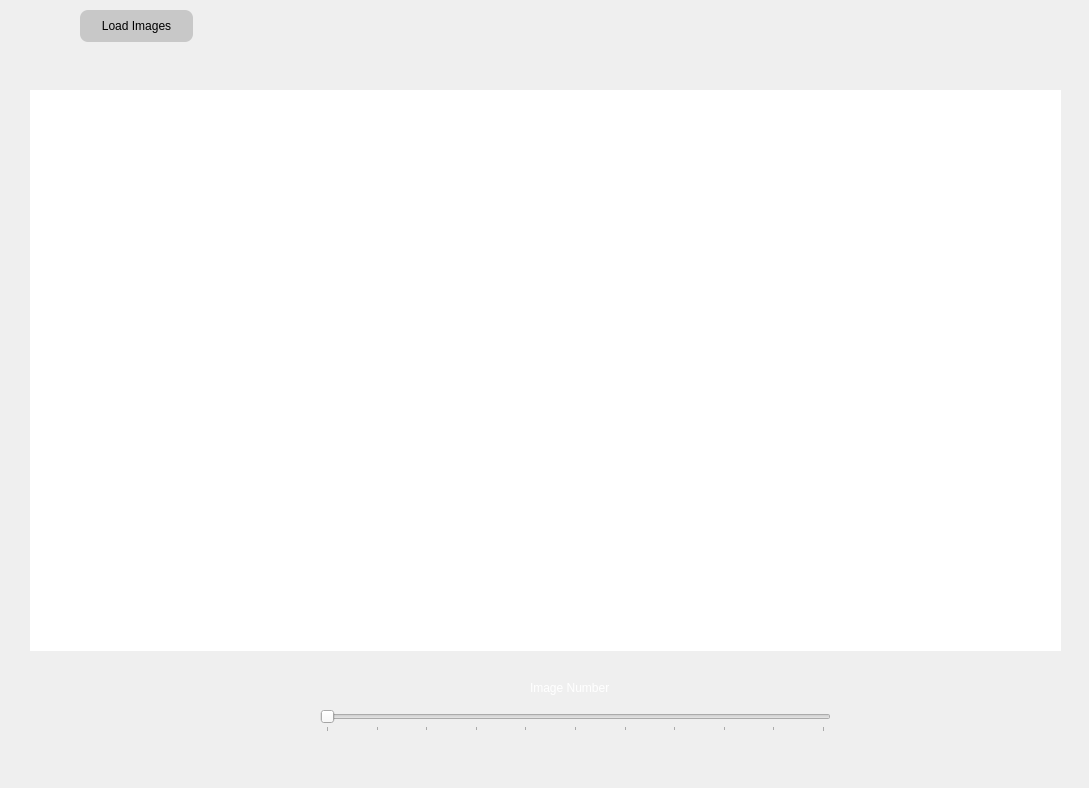
This is GUI/Home.ui in AminAlam/Deep-Object as Qt 5 draws it before an edit. The edited form follows.
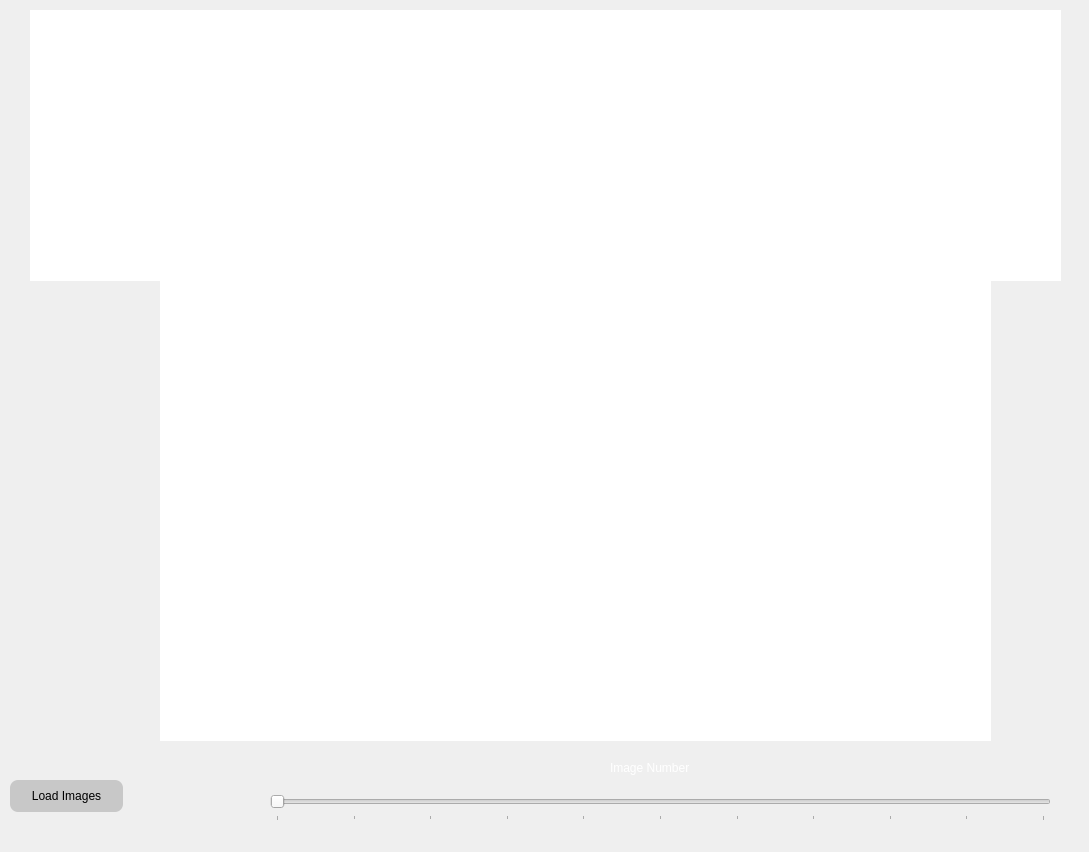
This is the edited form.

Commit message: DD and joing DD OD added

The edit to the form file:
```diff
--- a/GUI/Home.ui
+++ b/GUI/Home.ui
@@ -7,7 +7,7 @@
     <x>0</x>
     <y>0</y>
     <width>1089</width>
-    <height>788</height>
+    <height>852</height>
    </rect>
   </property>
   <property name="windowTitle">
@@ -22,7 +22,7 @@
      <x>0</x>
      <y>-50</y>
      <width>1091</width>
-     <height>801</height>
+     <height>901</height>
     </rect>
    </property>
    <property name="font">
@@ -113,8 +113,8 @@
    <widget class="QPushButton" name="load_image">
     <property name="geometry">
      <rect>
-      <x>80</x>
-      <y>60</y>
+      <x>10</x>
+      <y>830</y>
       <width>113</width>
       <height>32</height>
      </rect>
@@ -132,9 +132,9 @@
     <property name="geometry">
      <rect>
       <x>30</x>
-      <y>140</y>
+      <y>60</y>
       <width>1031</width>
-      <height>561</height>
+      <height>271</height>
      </rect>
     </property>
     <property name="styleSheet">
@@ -150,10 +150,10 @@
    <widget class="QSlider" name="image_slider">
     <property name="geometry">
      <rect>
-      <x>320</x>
-      <y>760</y>
-      <width>511</width>
-      <height>22</height>
+      <x>270</x>
+      <y>840</y>
+      <width>781</width>
+      <height>31</height>
      </rect>
     </property>
     <property name="acceptDrops">
@@ -178,12 +178,31 @@
      <number>0</number>
     </property>
    </widget>
+   <widget class="QWidget" name="detected_image_widget" native="true">
+    <property name="geometry">
+     <rect>
+      <x>160</x>
+      <y>320</y>
+      <width>831</width>
+      <height>471</height>
+     </rect>
+    </property>
+    <property name="styleSheet">
+     <string notr="true">QWidget
+{
+    background-color: white;
+}
+
+
+</string>
+    </property>
+   </widget>
    <widget class="QLabel" name="label">
     <property name="geometry">
      <rect>
-      <x>530</x>
-      <y>730</y>
-      <width>131</width>
+      <x>610</x>
+      <y>810</y>
+      <width>91</width>
       <height>16</height>
      </rect>
     </property>
```
Left out of the diff: 2 changed lines with no effect on the pictures. The commit also changes 2 other files.
